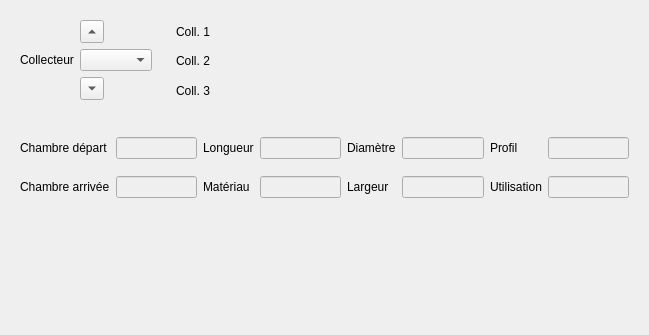
Old version of the form ui/ui_sectionwidget.ui in the repository opengisch/QGIS_TEKSI_Wincan_Importer_Plugin.
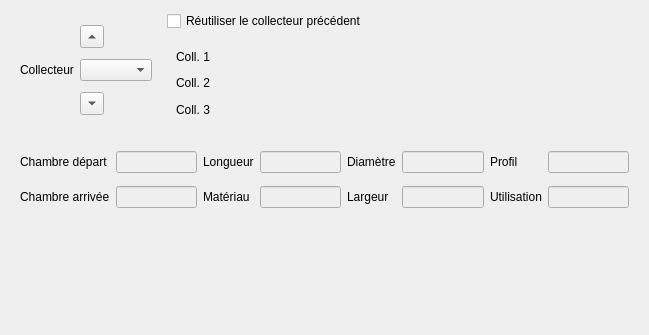
New version of the form. Custom widgets are drawn as their Qt base class.

Commit message: update setting manager module

The edit to the form file:
```diff
--- a/ui/ui_sectionwidget.ui
+++ b/ui/ui_sectionwidget.ui
@@ -23,69 +23,33 @@
       </sizepolicy>
      </property>
      <layout class="QGridLayout" name="gridLayout_4">
-      <item row="1" column="0">
-       <widget class="QLabel" name="label_11">
-        <property name="text">
-         <string>Coll. 2</string>
-        </property>
-       </widget>
-      </item>
-      <item row="0" column="0">
-       <widget class="QLabel" name="label_10">
-        <property name="text">
-         <string>Coll. 1</string>
-        </property>
-       </widget>
-      </item>
-      <item row="0" column="1">
+      <item row="1" column="1">
        <widget class="FeatureSelectorWidget" name="section1Selector" native="true"/>
       </item>
-      <item row="1" column="1">
+      <item row="2" column="1">
        <widget class="FeatureSelectorWidget" name="section2Selector" native="true"/>
       </item>
-      <item row="2" column="0">
+      <item row="1" column="0">
+       <widget class="QLabel" name="label_10">
+        <property name="text">
+         <string>Coll. 1</string>
+        </property>
+       </widget>
+      </item>
+      <item row="3" column="0">
        <widget class="QLabel" name="label_12">
         <property name="text">
          <string>Coll. 3</string>
         </property>
        </widget>
       </item>
-      <item row="2" column="1">
+      <item row="3" column="1">
        <widget class="FeatureSelectorWidget" name="section3Selector" native="true"/>
       </item>
-     </layout>
-    </widget>
-   </item>
-   <item row="1" column="1">
-    <widget class="QWidget" name="widget_3" native="true">
-     <layout class="QGridLayout" name="gridLayout_5">
-      <item row="0" column="1">
-       <widget class="QToolButton" name="previousButton">
+      <item row="2" column="0">
+       <widget class="QLabel" name="label_11">
         <property name="text">
-         <string>...</string>
-        </property>
-        <property name="arrowType">
-         <enum>Qt::UpArrow</enum>
-        </property>
-       </widget>
-      </item>
-      <item row="1" column="1">
-       <widget class="QComboBox" name="sectionCombo"/>
-      </item>
-      <item row="1" column="0">
-       <widget class="QLabel" name="label_9">
-        <property name="text">
-         <string>Collecteur</string>
-        </property>
-       </widget>
-      </item>
-      <item row="2" column="1">
-       <widget class="QToolButton" name="nextButton">
-        <property name="text">
-         <string>...</string>
-        </property>
-        <property name="arrowType">
-         <enum>Qt::DownArrow</enum>
+         <string>Coll. 2</string>
         </property>
        </widget>
       </item>
@@ -216,15 +180,49 @@
       <property name="leftMargin">
        <number>0</number>
       </property>
-      <property name="topMargin">
-       <number>0</number>
-      </property>
-      <property name="rightMargin">
-       <number>0</number>
-      </property>
-      <property name="bottomMargin">
-       <number>0</number>
-      </property>
+     </layout>
+    </widget>
+   </item>
+   <item row="0" column="2">
+    <widget class="QCheckBox" name="usePreviousSectionCheckBox">
+     <property name="text">
+      <string>Réutiliser le collecteur précédent</string>
+     </property>
+    </widget>
+   </item>
+   <item row="0" column="1" rowspan="2">
+    <widget class="QWidget" name="widget_3" native="true">
+     <layout class="QGridLayout" name="gridLayout_5">
+      <item row="0" column="1">
+       <widget class="QToolButton" name="previousButton">
+        <property name="text">
+         <string>...</string>
+        </property>
+        <property name="arrowType">
+         <enum>Qt::UpArrow</enum>
+        </property>
+       </widget>
+      </item>
+      <item row="1" column="1">
+       <widget class="QComboBox" name="sectionCombo"/>
+      </item>
+      <item row="1" column="0">
+       <widget class="QLabel" name="label_9">
+        <property name="text">
+         <string>Collecteur</string>
+        </property>
+       </widget>
+      </item>
+      <item row="2" column="1">
+       <widget class="QToolButton" name="nextButton">
+        <property name="text">
+         <string>...</string>
+        </property>
+        <property name="arrowType">
+         <enum>Qt::DownArrow</enum>
+        </property>
+       </widget>
+      </item>
      </layout>
     </widget>
    </item>
```
Left out of the diff: 35 changed lines with no effect on the pictures. The commit also changes 1 other file.
